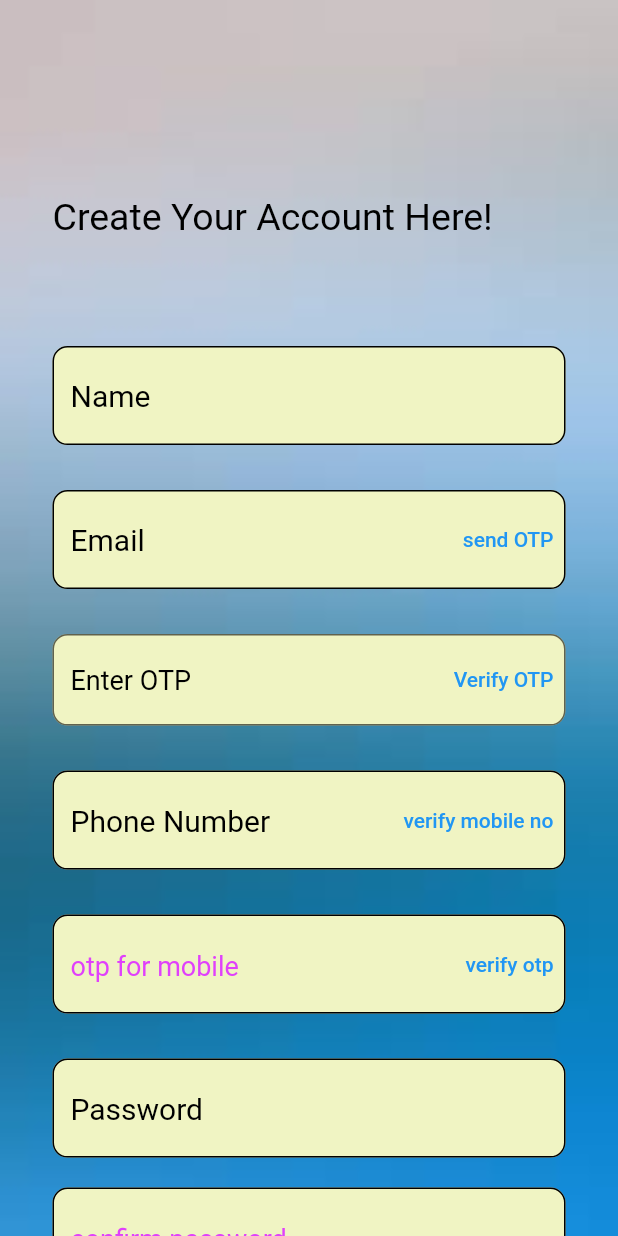
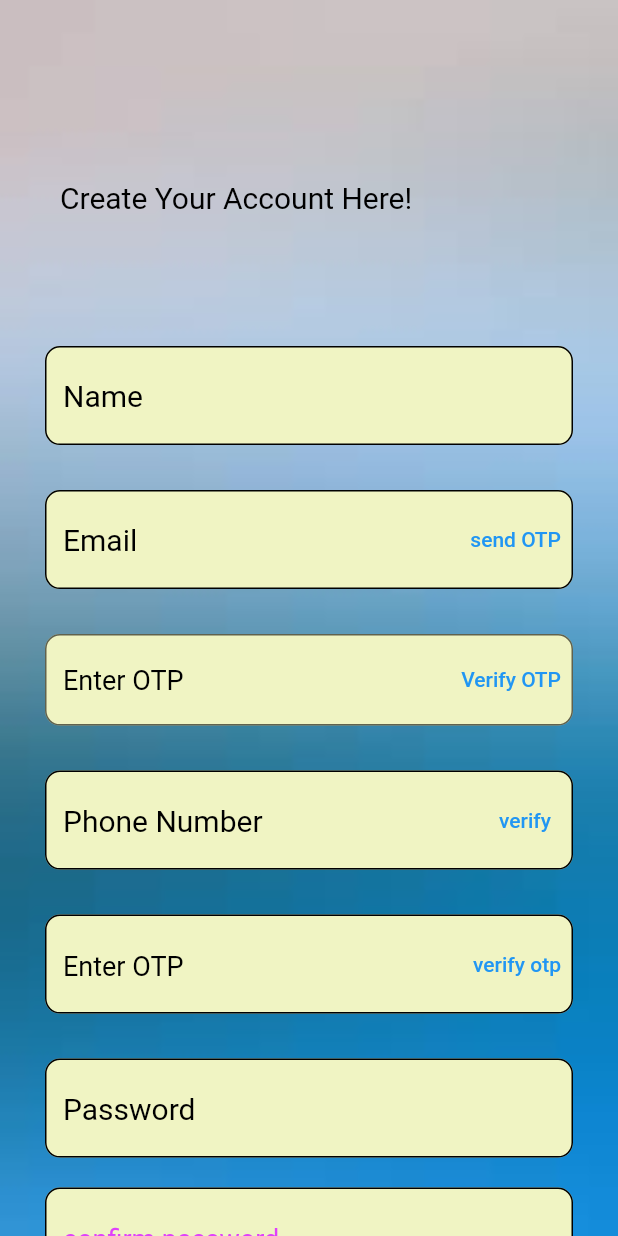
Before and after one commit to Anshuman021/firstproject, a Flutter app: the FarmerSignUp screen opened by its route, on a phone screen of 412 x 824 dp. Run offline on Flutter 3.47's test engine with Material 2 defaults, Android fonts, the phone set to English and light mode, and no system bars; our stand-ins replace animated_theme_switcher, cloud_firestore, firebase_auth, firebase_core, firebase_storage, fluttertoast and 3 more; missing offline and left inert: email_auth; accounts and stored records are empty.

Commit message:
Some Chnages in Design DONE

```diff
--- a/lib/farmer_login_and_SignUp/farmerSignUp.dart
+++ b/lib/farmer_login_and_SignUp/farmerSignUp.dart
@@ -150,10 +150,10 @@ class _FarmerSignUpState extends State<FarmerSignUp> {
         body: Stack(
           children: [
             Container(
-              padding: const EdgeInsets.only(left: 35, top: 130),
+              padding: const EdgeInsets.only(left: 40, top: 120),
               child: const Text(
                 'Create Your Account Here!',
-                style: TextStyle(color: Colors.black, fontSize: 25),
+                style: TextStyle(color: Colors.black, fontSize: 20),
               ),
             ),
             SingleChildScrollView(
@@ -164,7 +164,7 @@ class _FarmerSignUpState extends State<FarmerSignUp> {
                   crossAxisAlignment: CrossAxisAlignment.start,
                   children: [
                     Container(
-                      margin: const EdgeInsets.only(left: 35, right: 35),
+                      margin: const EdgeInsets.only(left: 30, right: 30),
                       child: Form(
                         key: _formkey,
                         child: Column(
@@ -305,7 +305,7 @@ class _FarmerSignUpState extends State<FarmerSignUp> {
                                     hintStyle: const TextStyle(
                                         color: Colors.black, fontSize: 20),
                                     suffixIcon: TextButton(
-                                      child: const Text("verify mobile no"),
+                                      child: const Text("verify"),
                                       onPressed: () => verifymobileno(),
                                     ),
                                     border: OutlineInputBorder(
@@ -346,9 +346,9 @@ class _FarmerSignUpState extends State<FarmerSignUp> {
                                       color: Colors.pink,
                                     ),
                                   ),
-                                  hintText: "otp for mobile",
+                                  hintText: "Enter OTP",
                                   hintStyle: const TextStyle(
-                                    color: Colors.purpleAccent,
+                                    color: Colors.black,
                                     fontSize: 18,
                                   ),
                                   suffixIcon: TextButton(
--- a/lib/retailer_login_signup/retailersignup.dart
+++ b/lib/retailer_login_signup/retailersignup.dart
@@ -443,7 +443,7 @@ class _RetailerSignUpState extends State<RetailerSignUp> {
                                   ),
                                   hintText: "confirm password",
                                   hintStyle: const TextStyle(
-                                    color: Colors.purpleAccent,
+                                    color: Colors.black,
                                     fontSize: 18,
                                   ),
                                   border: OutlineInputBorder(
```
